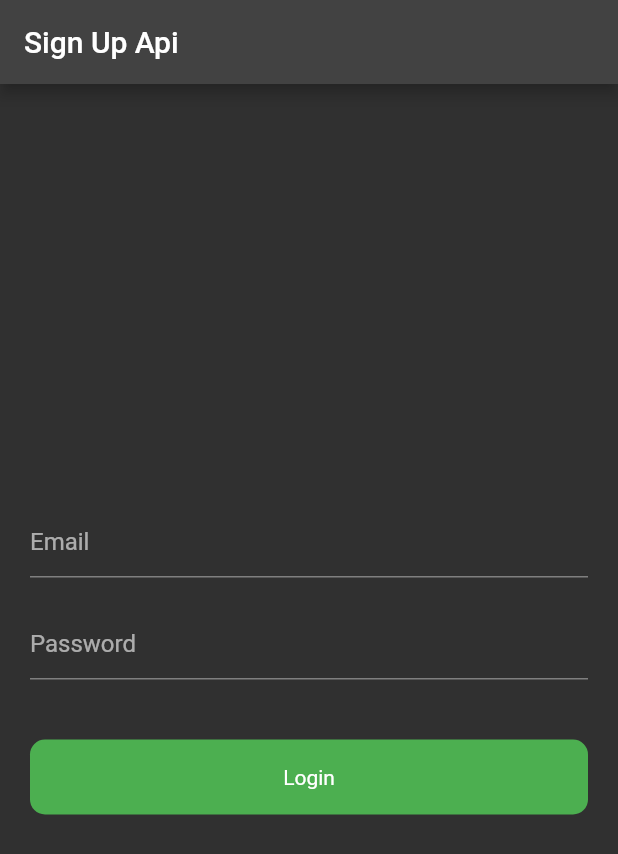
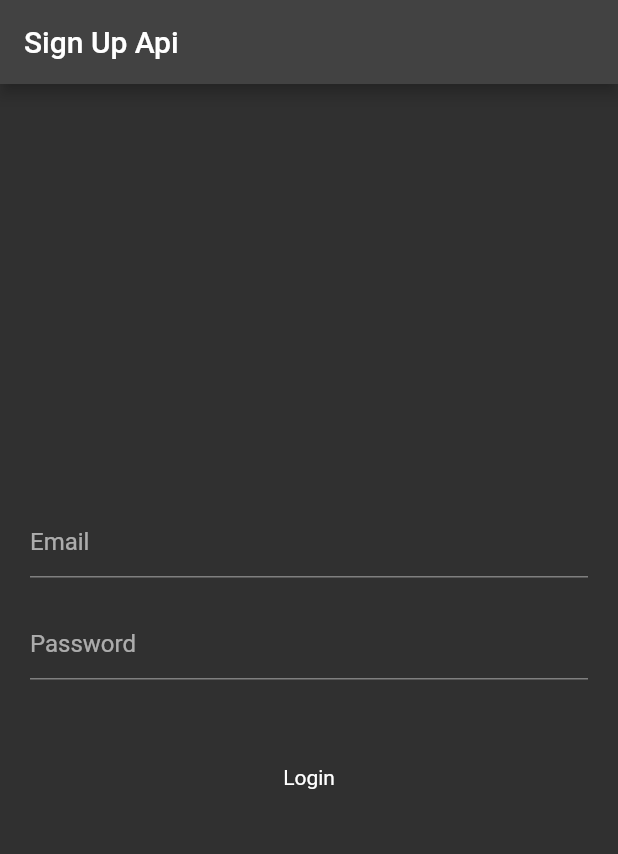
Before and after one commit to mahitechnologies259/api_authentication, a Flutter app: the screen it shows after launch, after a tap on "Login", on a phone screen of 412 x 824 dp. Shown: the top 854 px of the screen. Run offline on Flutter 3.47's test engine with Material 2 defaults, Android fonts, the phone set to English and light mode, and no system bars; network calls fail.

Commit message:
before disabling login button

```diff
--- a/lib/main.dart
+++ b/lib/main.dart
@@ -1,3 +1,4 @@
+import 'package:api_authentication/homepage.dart';
 import 'package:flutter/material.dart';
 import 'signup.dart';
 
@@ -15,6 +16,10 @@ class MyApp extends StatelessWidget {
       title: 'Flutter Demo',
       theme: ThemeData.dark(),
       home: const SignUpScreen(),
+      routes: {
+        // '/': (context) => SignUpScreen(),
+        '/homepage': (context) => HomePage(),
+      },
     );
   }
 }
--- a/lib/signup.dart
+++ b/lib/signup.dart
@@ -11,6 +11,18 @@ class SignUpScreen extends StatefulWidget {
 }
 
 class _SignUpScreenState extends State<SignUpScreen> {
+
+  // bool isDisabled = false;
+  // @override
+  // void initState(){
+  //   super.initState();
+  //   // Future((){
+  //   //   isDisabled = false  ;
+  //   // });
+  //   WidgetsBinding.instance.addPostFrameCallback((_) => isDisabled = false  ;);
+  //   // isDisabled = false  ;
+  //
+  // }
 
   TextEditingController emailController = TextEditingController();
   TextEditingController passwordController = TextEditingController();
@@ -28,17 +40,18 @@ class _SignUpScreenState extends State<SignUpScreen> {
       );
 
       if(response.statusCode == 200){
-
+        setState(() {
+          // isDisabled = true;
+        });
         var data = jsonDecode(response.body.toString());
         print(data['token']);
         ScaffoldMessenger.of(context).showSnackBar(SnackBar(
-          content: Text(data['token']),
+          content: Text('Token ID: '+ data['token']+' Login successfully'),
         ));
         print('Login successfully');
-        ScaffoldMessenger.of(context).showSnackBar(SnackBar(
-          content: Text('Login successfully'),
-        ));
-
+        Future.delayed(Duration(seconds: 3),(){
+          Navigator.pushReplacementNamed(context, '/homepage');
+        });
 
       }else {
         print('failed');
@@ -80,16 +93,20 @@ class _SignUpScreenState extends State<SignUpScreen> {
             GestureDetector(
               onTap: (){
                 login(emailController.text.toString(), passwordController.text.toString());
+                // setState(() {
+                //   isD
+                // });
+                // jsonDecode(source)
               },
               child: Container(
                 height: 50,
                 decoration: BoxDecoration(
-                  color: Colors.green,
+                  // color: isDisabled? Colors.grey:Colors.green,
                   borderRadius: BorderRadius.circular(10)
                 ),
                 child: Center(child: Text('Login'),),
               ),
-            )
+            ),
           ],
         ),
       ),
```
Also changed, not shown: lib/homepage.dart (added, +19 -0 lines).
